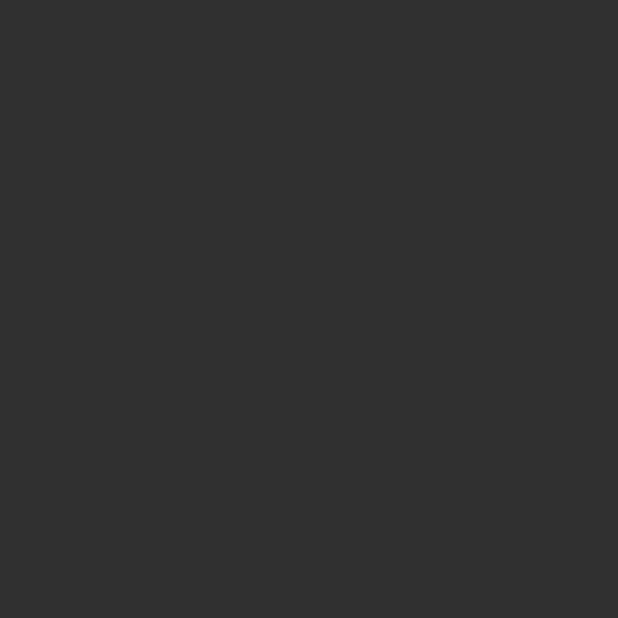
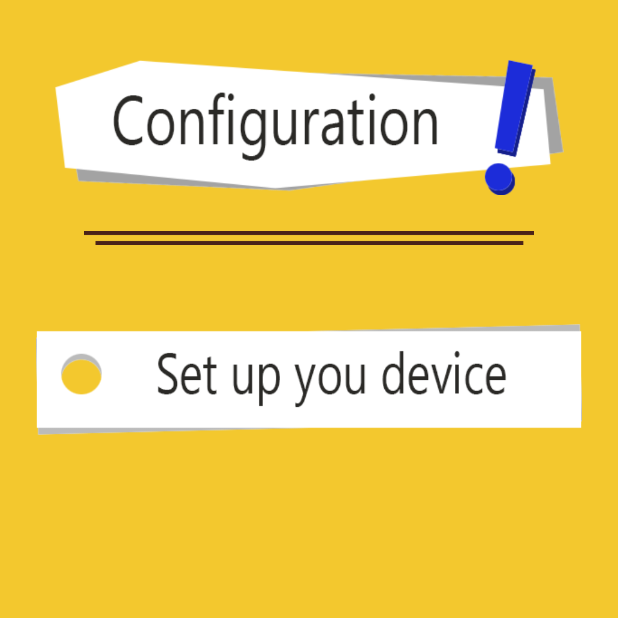
Before and after one commit to aru1702/NettoxWapps, an Android app: the SettingsActivity screen opened directly, with no data from a screen before it, on a phone screen of 412 x 824 dp, the top half of it. Before the commit the part shown is empty. Run offline under Robolectric (Android 15) with nearby library versions, the phone set to English and light mode, and no system bars.

Commit message:
22/06/2019
- add content into tutorial slide
- add image to config
- add some colors

```diff
--- a/app/src/main/res/layout/activity_settings.xml
+++ b/app/src/main/res/layout/activity_settings.xml
@@ -1,9 +1,50 @@
 <?xml version="1.0" encoding="utf-8"?>
-<android.support.constraint.ConstraintLayout xmlns:android="http://schemas.android.com/apk/res/android"
+<LinearLayout
+    xmlns:android="http://schemas.android.com/apk/res/android"
     xmlns:app="http://schemas.android.com/apk/res-auto"
     xmlns:tools="http://schemas.android.com/tools"
     android:layout_width="match_parent"
     android:layout_height="match_parent"
+    android:orientation="vertical"
+    android:background="@color/colorBackground"
     tools:context=".SettingsActivity">
 
-</android.support.constraint.ConstraintLayout>
+
+    <ImageView
+        android:id="@+id/imgV_config_title"
+        android:layout_width="340dp"
+        android:layout_height="90dp"
+        android:layout_gravity="center"
+        android:layout_marginTop="40dp"
+        app:srcCompat="@drawable/btn_configuration_long" />
+
+    <ImageView
+        android:id="@+id/imgV_config_linetitle"
+        android:layout_width="300dp"
+        android:layout_height="wrap_content"
+        android:layout_gravity="center"
+        android:layout_marginTop="20dp"
+        app:srcCompat="@drawable/line" />
+
+    <ScrollView
+        android:layout_width="match_parent"
+        android:layout_height="match_parent"
+        android:padding="4dp">
+
+        <LinearLayout
+            android:layout_width="match_parent"
+            android:layout_height="wrap_content"
+            android:orientation="vertical">
+
+            <ImageView
+                android:id="@+id/imgV_setting_set1"
+                android:layout_width="match_parent"
+                android:layout_height="wrap_content"
+                android:padding="20dp"
+                app:srcCompat="@drawable/btn_setting_setdevice" />
+
+        </LinearLayout>
+
+    </ScrollView>
+
+</LinearLayout>
--- a/app/src/main/res/values/colors.xml
+++ b/app/src/main/res/values/colors.xml
@@ -13,6 +13,9 @@
     <color name="colorTransparent">#00FFFFFF</color>
 
     <color name="colorSlide">#996a24</color>
+    <color name="colorSlide2">#ba8434</color>
+    <color name="colorSlide3">#d39d4e</color>
+    <color name="colorSlide4">#edbf7d</color>
 
     <color name="activeDots">#fffafa</color>
     <color name="inactiveDots">#83878b</color>
```
Also changed, not shown: app/src/main/res/layout/tutorial_first_slide.xml (+24 -6 lines), app/src/main/res/layout/tutorial_fourth_slide.xml (+26 -6 lines), app/src/main/res/layout/tutorial_second_slide.xml (+24 -6 lines), app/src/main/res/layout/tutorial_third_slide.xml (+24 -6 lines), app/src/main/res/drawable/btn_setting_setdevice.png (added).
